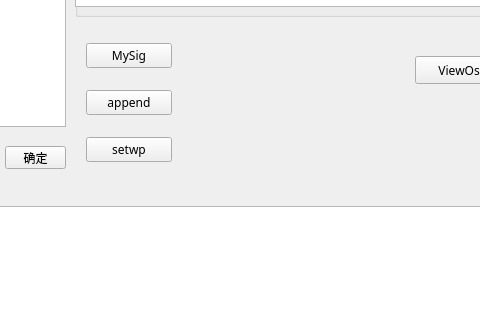
Before: the Qt Designer form cmdsimmw.ui in CarnationTL/cmd_sim, drawn with Qt 5; both pictures show x 335 to 815 and y 324 to 644 of the 1279 by 753 pixel window.
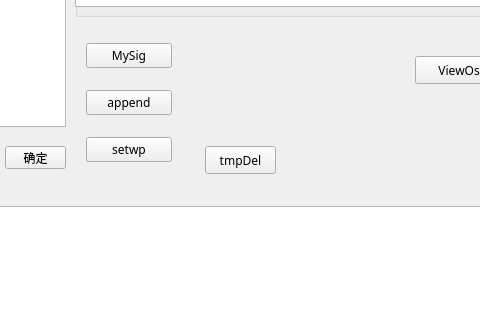
After: the same form once the commit is applied. Custom widgets are drawn as their Qt base class.

The edit to the form file:
```diff
--- a/cmdsimmw.ui
+++ b/cmdsimmw.ui
@@ -324,6 +324,19 @@
      <string>ViewOsc</string>
     </property>
    </widget>
+   <widget class="QPushButton" name="tmpdel">
+    <property name="geometry">
+     <rect>
+      <x>540</x>
+      <y>430</y>
+      <width>71</width>
+      <height>28</height>
+     </rect>
+    </property>
+    <property name="text">
+     <string>tmpDel</string>
+    </property>
+   </widget>
    <zorder>frame_layout</zorder>
    <zorder>gBox_chsel</zorder>
    <zorder>gBox_sig_sel</zorder>
```
Left out of the diff: 1 changed line with no effect on the pictures.
